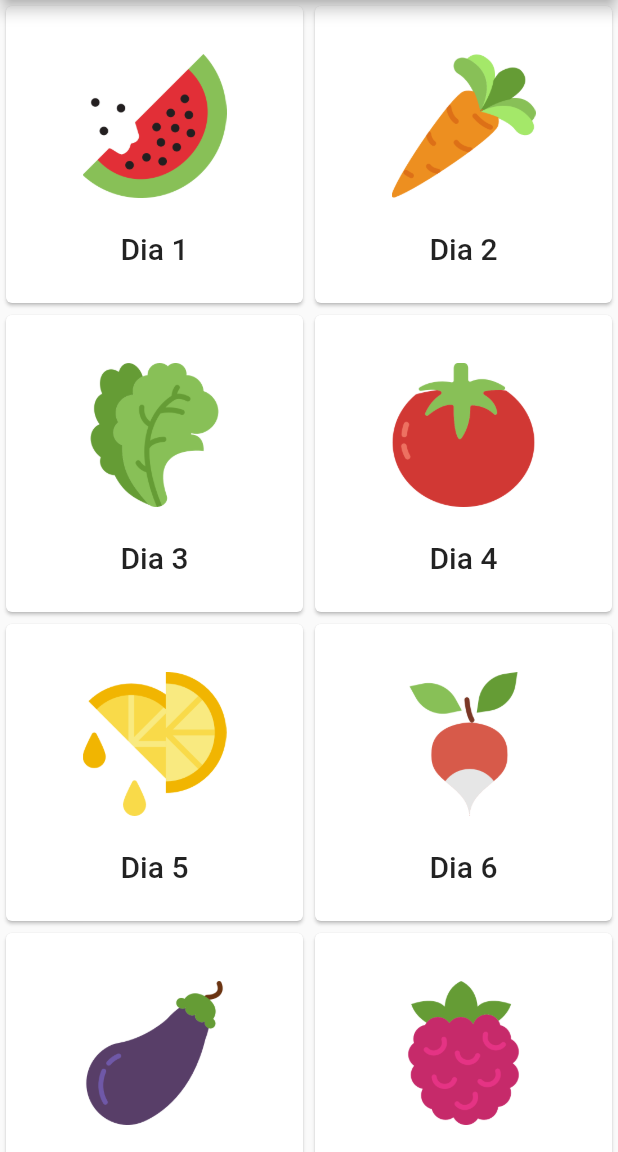
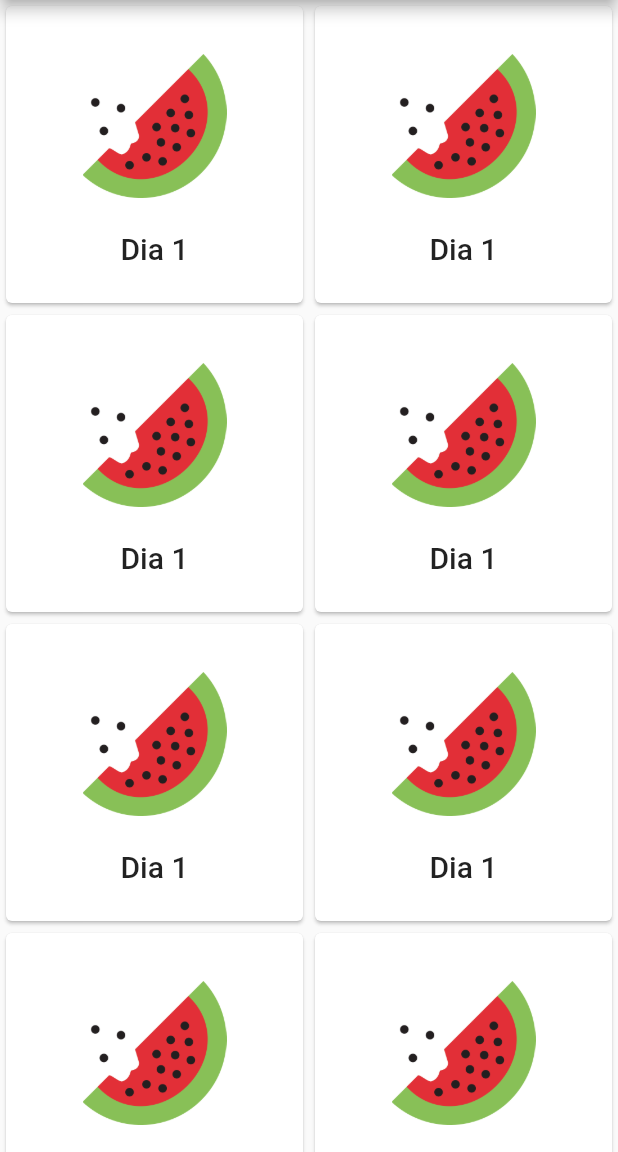
Before and after one commit to rsmelo92/gracie, a Flutter app: the screen it shows after launch, on a phone screen of 412 x 824 dp, the part 84-1236 px from its top. Run offline on Flutter 3.47's test engine with Material 2 defaults, Android fonts, the phone set to English and light mode, and no system bars.

```diff
--- /dev/null
+++ b/lib/data/FoodItem.dart
@@ -0,0 +1,6 @@
+class FoodItem {
+  String title;
+  String image;
+
+  FoodItem({required this.title, required this.image});
+}
--- a/lib/home.dart
+++ b/lib/home.dart
@@ -12,30 +12,42 @@ class Home extends StatefulWidget {
 
 class _HomeState extends State<Home> {
   int itemCount = 0;
+  final List<Map> myProducts =
+      List.generate(100000, (index) => {"id": index, "name": "Product $index"})
+          .toList();
 
   @override
   Widget build(BuildContext context) {
     return Scaffold(
-      appBar: AppBar(
-        title: Text(widget.title, style: TextStyle(color: Colors.deepOrange)),
-        backgroundColor: Colors.white,
-      ),
-      body: GridView.count(crossAxisCount: 2, children: <Widget>[
-        CardFood(title: 'Dia 1', image: 'assets/food/watermelon.png'),
-        CardFood(title: 'Dia 2', image: 'assets/food/carrot.png'),
-        CardFood(title: 'Dia 3', image: 'assets/food/salad-1.png'),
-        CardFood(title: 'Dia 4', image: 'assets/food/tomato.png'),
-        CardFood(title: 'Dia 5', image: 'assets/food/lemon.png'),
-        CardFood(title: 'Dia 6', image: 'assets/food/radish.png'),
-        CardFood(title: 'Dia 7', image: 'assets/food/aubergine.png'),
-        CardFood(title: 'Dia 8', image: 'assets/food/raspberry.png'),
-        CardFood(title: 'Dia 9', image: 'assets/food/beans.png'),
-        CardFood(title: 'Dia 10', image: 'assets/food/honey.png'),
-        CardFood(title: 'Dia 11', image: 'assets/food/peach.png'),
-        CardFood(title: 'Dia 12', image: 'assets/food/coconut.png'),
-        CardFood(title: 'Dia 13', image: 'assets/food/chives.png'),
-        CardFood(title: 'Dia 14', image: 'assets/food/orange.png'),
-      ]),
-    );
+        appBar: AppBar(
+          title: Text(widget.title, style: TextStyle(color: Colors.deepOrange)),
+          backgroundColor: Colors.white,
+        ),
+        body: GridView.builder(
+            gridDelegate: SliverGridDelegateWithFixedCrossAxisCount(
+              crossAxisCount: 2,
+            ),
+            itemBuilder: (BuildContext ctx, index) {
+              return CardFood(
+                  title: 'Dia 1', image: 'assets/food/watermelon.png');
+            })
+
+        // body: GridView.count(crossAxisCount: 2, children: <Widget>[
+        //   CardFood(title: 'Dia 1', image: 'assets/food/watermelon.png'),
+        //   CardFood(title: 'Dia 2', image: 'assets/food/carrot.png'),
+        //   CardFood(title: 'Dia 3', image: 'assets/food/salad-1.png'),
+        //   CardFood(title: 'Dia 4', image: 'assets/food/tomato.png'),
+        //   CardFood(title: 'Dia 5', image: 'assets/food/lemon.png'),
+        //   CardFood(title: 'Dia 6', image: 'assets/food/radish.png'),
+        //   CardFood(title: 'Dia 7', image: 'assets/food/aubergine.png'),
+        //   CardFood(title: 'Dia 8', image: 'assets/food/raspberry.png'),
+        //   CardFood(title: 'Dia 9', image: 'assets/food/beans.png'),
+        //   CardFood(title: 'Dia 10', image: 'assets/food/honey.png'),
+        //   CardFood(title: 'Dia 11', image: 'assets/food/peach.png'),
+        //   CardFood(title: 'Dia 12', image: 'assets/food/coconut.png'),
+        //   CardFood(title: 'Dia 13', image: 'assets/food/chives.png'),
+        //   CardFood(title: 'Dia 14', image: 'assets/food/orange.png'),
+        // ]),
+        );
   }
 }
```
Also changed, not shown: lib/widgets/card_list.dart (added, +40 -0 lines).
